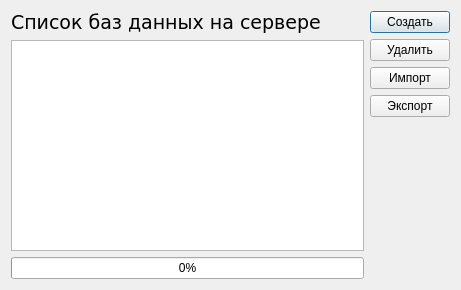
Above: basewizarddialog.ui from balamyt92/AutoInfo before the change. Below: the same form after it.
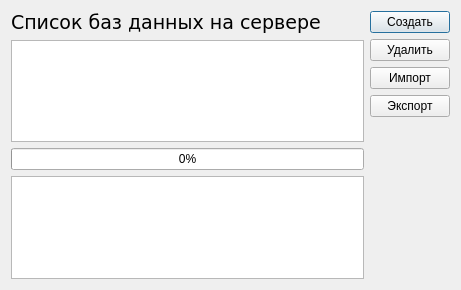
That is the form after the change.

```diff
--- a/basewizarddialog.ui
+++ b/basewizarddialog.ui
@@ -86,6 +86,9 @@
      </item>
     </layout>
    </item>
+   <item row="1" column="0">
+    <widget class="QTextBrowser" name="textBrowser"/>
+   </item>
   </layout>
  </widget>
  <resources/>
```
